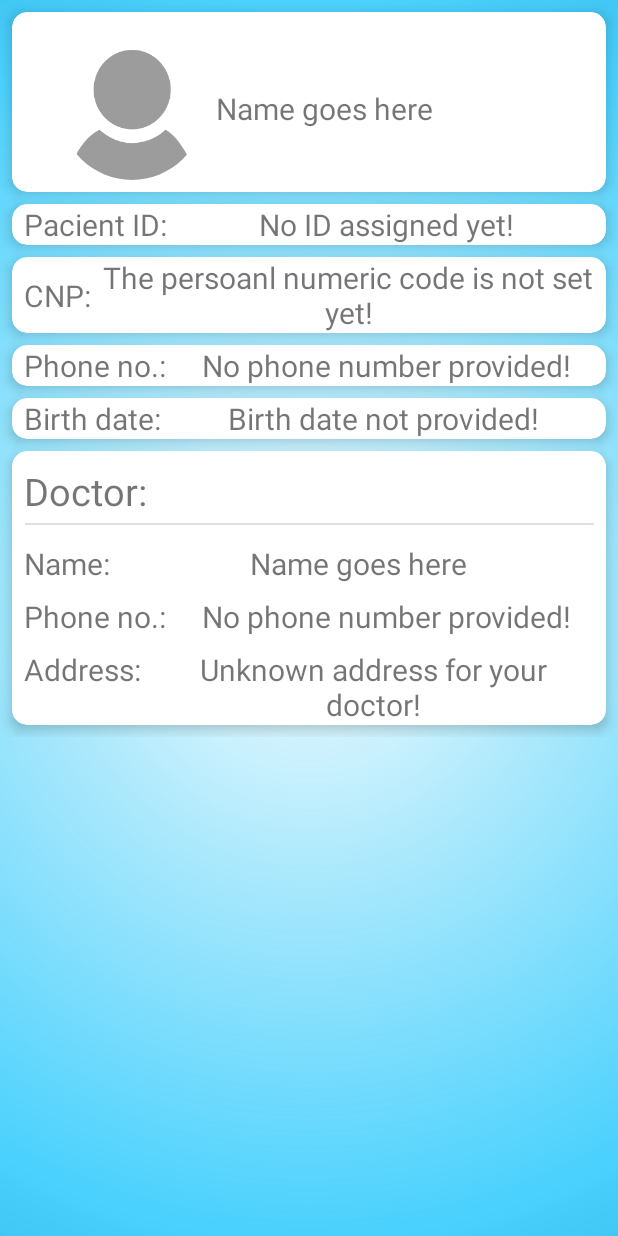
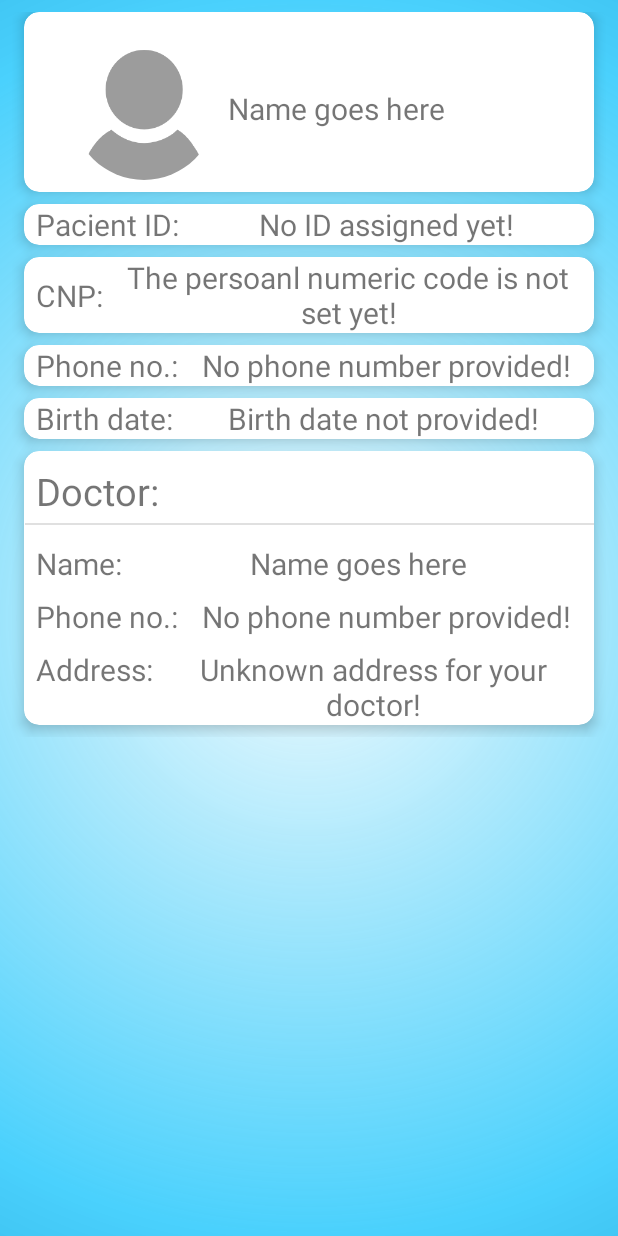
Before and after one commit to luiginic/ClientHTTP, an Android app: the layout activity_account_information_screen.xml on its own in the app's theme, with its tools: preview values and no code run, on a phone screen of 412 x 824 dp. Run offline under Robolectric (Android 15) with nearby library versions, the phone set to English and light mode, and no system bars.

Commit message:
Minor design changes

```diff
--- a/app/src/main/res/layout/activity_account_information_screen.xml
+++ b/app/src/main/res/layout/activity_account_information_screen.xml
@@ -1,24 +1,18 @@
 <?xml version="1.0" encoding="utf-8"?>
-<android.support.constraint.ConstraintLayout xmlns:android="http://schemas.android.com/apk/res/android"
-    xmlns:app="http://schemas.android.com/apk/res-auto"
-    xmlns:tools="http://schemas.android.com/tools"
-    android:layout_width="match_parent"
-    android:layout_height="match_parent"
-    android:background="@drawable/gradient_background"
-    tools:context=".MainActivity">
 
     <ScrollView
-        android:id="@+id/scrollView2"
+        xmlns:android="http://schemas.android.com/apk/res/android"
+        xmlns:app="http://schemas.android.com/apk/res-auto"
+        xmlns:tools="http://schemas.android.com/tools"
         android:layout_width="match_parent"
         android:layout_height="match_parent"
-        app:layout_constraintBottom_toBottomOf="parent"
-        app:layout_constraintEnd_toEndOf="parent"
-        app:layout_constraintStart_toStartOf="parent"
-        app:layout_constraintTop_toTopOf="parent">
+        android:background="@drawable/gradient_background"
+        tools:context=".MainActivity">
 
         <LinearLayout
             android:layout_width="match_parent"
-            android:layout_height="match_parent"
+            android:layout_height="wrap_content"
+            android:padding="8dp"
             android:orientation="vertical"
             android:paddingBottom="16dp"
             >
@@ -28,7 +22,6 @@
                 android:layout_width="match_parent"
                 android:layout_height="wrap_content"
                 android:layout_marginStart="8dp"
-                android:layout_marginTop="8dp"
                 android:layout_marginEnd="8dp"
                 android:orientation="vertical"
                 app:cardCornerRadius="10dp"
@@ -382,7 +375,7 @@
                         android:textAlignment="center"
                         android:textSize="20sp"
                         app:autoSizeTextType="uniform"
-                        app:layout_constraintBottom_toTopOf="@+id/doctorAddress"
+                        app:layout_constraintBottom_toTopOf="@+id/doctorAddressTitle"
                         app:layout_constraintEnd_toEndOf="parent"
                         app:layout_constraintStart_toEndOf="@+id/doctorPhoneNoTitle"
                         app:layout_constraintTop_toBottomOf="@+id/doctorName"
@@ -425,5 +418,3 @@
 
         </LinearLayout>
     </ScrollView>
-
-</android.support.constraint.ConstraintLayout>
--- a/app/src/main/res/layout/activity_data_entry.xml
+++ b/app/src/main/res/layout/activity_data_entry.xml
@@ -4,7 +4,7 @@
     xmlns:tools="http://schemas.android.com/tools"
     android:layout_width="match_parent"
     android:layout_height="match_parent"
-    android:background="#EEE"
+    android:background="@drawable/gradient_background"
     tools:context=".DataEntryActivity">
 
 
@@ -12,7 +12,6 @@
         android:layout_width="match_parent"
         android:layout_height="wrap_content"
         android:padding="20dp"
-        android:background="@drawable/gradient_background"
         android:orientation="vertical"
         >
 
@@ -416,13 +415,11 @@
                     android:layout_height="0dp"
                     android:layout_marginStart="20dp"
                     android:layout_marginTop="8dp"
-
                     android:gravity="center"
                     android:layout_marginBottom="8dp"
                     android:text="0"
                     android:textColor="#000"
                     android:textSize="30sp"
-
                     android:textStyle="bold"
                     card_view:layout_constraintBottom_toBottomOf="parent"
                     card_view:layout_constraintStart_toStartOf="parent"
--- a/app/src/main/res/layout/activity_main.xml
+++ b/app/src/main/res/layout/activity_main.xml
@@ -11,8 +11,8 @@
         android:id="@+id/container"
         android:layout_width="match_parent"
         android:layout_height="match_parent"
-        android:layout_marginStart="8dp"
-        android:layout_marginEnd="8dp"
+        android:layout_marginStart="16dp"
+        android:layout_marginEnd="16dp"
         android:background="@color/colorAccent"
         app:layout_constraintBottom_toBottomOf="parent"
         app:layout_constraintEnd_toEndOf="parent"
--- a/app/src/main/res/values/colors.xml
+++ b/app/src/main/res/values/colors.xml
@@ -9,4 +9,5 @@
     <color name="buttonGradientLightDisable">#564DD3FF</color>
     <color name="buttonGradientDarkDisable">#5600AFFF</color>
     <color name="colorAccentBlue">#D2F7FF</color>
+    <color name="colorAccentSemiTransparent">#40D2F7FF</color>
 </resources>
```
